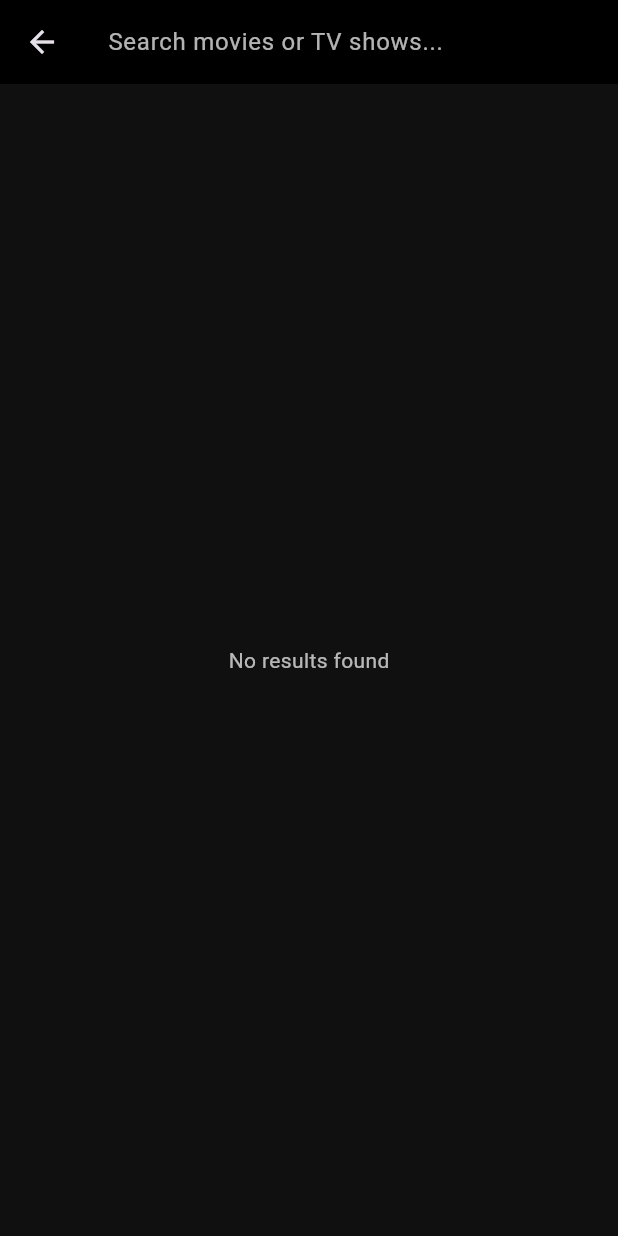
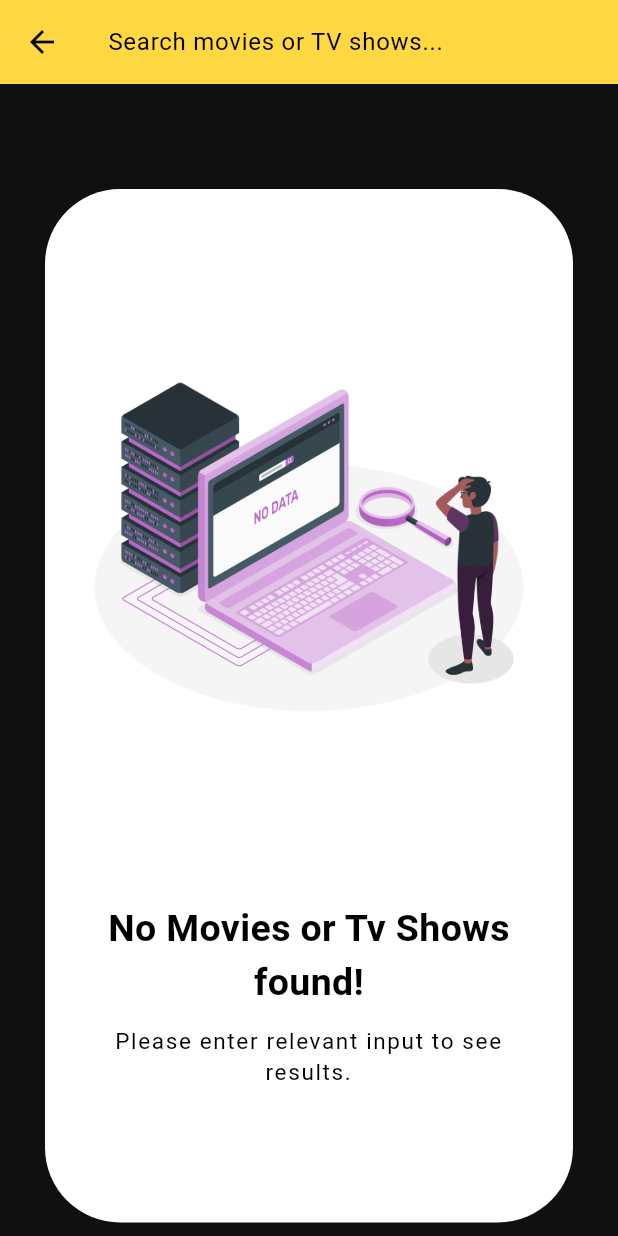
Before and after one commit to sahilpotdukhe/Flix-Time, a Flutter app: the _SearchView screen opened directly, on a phone screen of 412 x 824 dp. Run offline on Flutter 3.47's test engine with Material 3 defaults, Android fonts, the phone set to English and light mode, and no system bars; our stand-ins replace cached_network_image, connectivity_plus, dio, equatable, flutter_bloc, flutter_dotenv and 5 more; accounts and stored records are empty; generated files the repository leaves out were written again; network calls fail.

Commit message:
Quiet box added when there is no data

```diff
--- a/lib/views/bookmarks/bookmarks_screen.dart
+++ b/lib/views/bookmarks/bookmarks_screen.dart
@@ -8,6 +8,7 @@ import 'package:tmdb_movies/viewmodels/trailer/trailer_bloc.dart';
 import 'package:tmdb_movies/views/movie_details/movie_details_screen.dart';
 import 'package:tmdb_movies/views/tv_show_details/tv_show_detail_screen.dart';
 import 'package:tmdb_movies/views/widgets/network_image_with_fallback.dart';
+import 'package:tmdb_movies/views/widgets/quiet_state_box.dart';
 
 class BookmarksScreen extends StatelessWidget {
   const BookmarksScreen({super.key});
@@ -37,10 +38,7 @@ class BookmarksScreen extends StatelessWidget {
 
           if (movies.isEmpty && tvShows.isEmpty) {
             return const Center(
-              child: Text(
-                'No bookmarks found',
-                style: TextStyle(color: Colors.white70, fontSize: 16),
-              ),
+              child: QuietStateBox(title: 'No bookmarks found', subtitle: 'You haven\'t bookmarked any movies or tv shows')
             );
           }
 
--- a/lib/views/home/movies_tab.dart
+++ b/lib/views/home/movies_tab.dart
@@ -12,6 +12,7 @@ import 'package:tmdb_movies/views/movie_details/movie_details_screen.dart';
 import 'package:tmdb_movies/views/search/search_screen.dart';
 import 'package:tmdb_movies/views/widgets/network_image_with_fallback.dart';
 import 'package:tmdb_movies/views/widgets/network_status_banner.dart';
+import 'package:tmdb_movies/views/widgets/quiet_state_box.dart';
 
 class MoviesTab extends StatelessWidget {
   const MoviesTab({super.key});
@@ -76,14 +77,7 @@ class MoviesTab extends StatelessWidget {
                     child: Column(
                       mainAxisAlignment: MainAxisAlignment.center,
                       children: [
-                        Text(
-                          state.errorMessage ?? "No movies available.",
-                          style: const TextStyle(
-                            color: Colors.white70,
-                            fontSize: 16,
-                          ),
-                          textAlign: TextAlign.center,
-                        ),
+                        QuietStateBox(title: 'No movies fetched', subtitle: 'Please Refresh to load with movies'),
                         const SizedBox(height: 12),
                         ElevatedButton.icon(
                           onPressed: () {
--- a/lib/views/search/search_screen.dart
+++ b/lib/views/search/search_screen.dart
@@ -9,6 +9,7 @@ import 'package:tmdb_movies/viewmodels/trailer/trailer_bloc.dart';
 import 'package:tmdb_movies/views/movie_details/movie_details_screen.dart';
 import 'package:tmdb_movies/views/tv_show_details/tv_show_detail_screen.dart';
 import 'package:tmdb_movies/views/widgets/network_image_with_fallback.dart';
+import 'package:tmdb_movies/views/widgets/quiet_state_box.dart';
 
 class SearchScreen extends StatelessWidget {
   const SearchScreen({super.key});
@@ -34,18 +35,20 @@ class _SearchView extends StatelessWidget {
     return Scaffold(
       backgroundColor: const Color(0xFF101010),
       appBar: AppBar(
-        backgroundColor: Colors.black,
+        backgroundColor: Colors.amberAccent,
         title: TextField(
-          style: const TextStyle(color: Colors.white),
+          style: const TextStyle(color: Colors.black),
           decoration: const InputDecoration(
             hintText: 'Search movies or TV shows...',
-            hintStyle: TextStyle(color: Colors.white70),
+            hintStyle: TextStyle(color: Colors.black),
             border: InputBorder.none,
           ),
           onChanged: (query) {
             context.read<SearchBloc>().add(SearchQueryChanged(query: query));
           },
         ),
+        iconTheme: const IconThemeData(color: Colors.black),
+
       ),
       body: BlocBuilder<SearchBloc, SearchState>(
         builder: (context, state) {
@@ -55,12 +58,7 @@ class _SearchView extends StatelessWidget {
 
           if (state.searchMoviesResult.isEmpty &&
               state.searchTvShowsResult.isEmpty) {
-            return const Center(
-              child: Text(
-                'No results found',
-                style: TextStyle(color: Colors.white70),
-              ),
-            );
+            return QuietStateBox(title: 'No Movies or Tv Shows found!', subtitle: 'Please enter relevant input to see results.');
           }
 
           return ListView(
--- a/lib/views/widgets/network_image_with_fallback.dart
+++ b/lib/views/widgets/network_image_with_fallback.dart
@@ -33,7 +33,7 @@ class NetworkImageWithFallback extends StatelessWidget {
           ),
       errorWidget:
           (context, url, error) => Image.asset(
-            'assets/images/placeholder.png',
+            'assets/placeholder.png',
             width: width,
             height: height,
             fit: BoxFit.cover,
--- /dev/null
+++ b/lib/views/widgets/quiet_state_box.dart
@@ -0,0 +1,53 @@
+import 'package:flutter/material.dart';
+
+class QuietStateBox extends StatelessWidget {
+  final String title;
+  final String subtitle;
+
+  const QuietStateBox({
+    super.key,
+    required this.title,
+    required this.subtitle,
+  });
+
+  @override
+  Widget build(BuildContext context) {
+    return ListView(
+      children: [
+        SizedBox(height: 70),
+        Center(
+          child: Padding(
+            padding: EdgeInsets.symmetric(horizontal: 30),
+            child: Container(
+              decoration: BoxDecoration(
+                borderRadius: BorderRadius.circular(50),
+                color: Colors.white,
+              ),
+              padding: EdgeInsets.symmetric(vertical: 25, horizontal: 25),
+              child: Column(
+                crossAxisAlignment: CrossAxisAlignment.center,
+                mainAxisSize: MainAxisSize.min,
+                children: [
+                  Image.asset('assets/noData.png', height: 400),
+                  SizedBox(height: 50),
+                  Text(
+                    title,
+                    textAlign: TextAlign.center,
+                    style: TextStyle(fontWeight: FontWeight.bold, fontSize: 25,color: Colors.black),
+                  ),
+                  SizedBox(height: 10),
+                  Text(
+                    subtitle,
+                    textAlign: TextAlign.center,
+                    style: TextStyle(fontSize: 15, letterSpacing: 1.1,color: Colors.black),
+                  ),
+                  SizedBox(height: 65),
+                ],
+              ),
+            ),
+          ),
+        ),
+      ],
+    );
+  }
+}
```
Also changed, not shown: lib/views/home/tv_shows_tab.dart (+2 -8 lines), lib/views/movie_details/movie_details_screen.dart (+115 -30 lines), lib/views/tv_show_details/tv_show_detail_screen.dart (+13 -11 lines), assets/noData.png (added), assets/placeholder.png (renamed from assets/images/placeholder.png).
